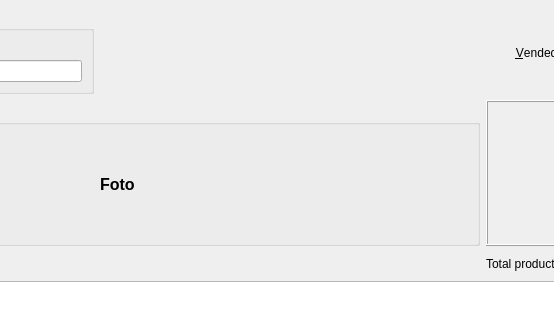
Before: the Qt Designer form tpv.ui in Ladis72/tienda, drawn with Qt 5; both pictures show x 503 to 1057 and y 0 to 320 of the 1160 by 586 pixel window.
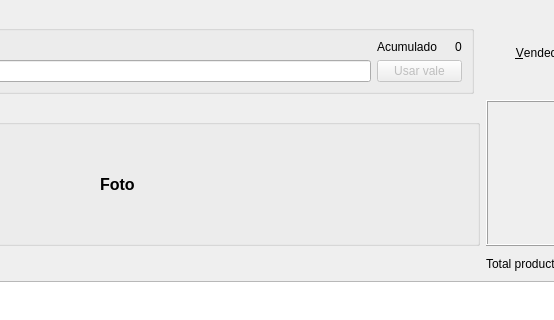
After: the same form once the commit is applied.

Commit message: Boton vales (sin efecto)

```diff
--- a/tpv.ui
+++ b/tpv.ui
@@ -23,19 +23,6 @@
    <string>TPV</string>
   </property>
   <layout class="QGridLayout" name="gridLayout_3">
-   <item row="0" column="2">
-    <spacer name="horizontalSpacer">
-     <property name="orientation">
-      <enum>Qt::Horizontal</enum>
-     </property>
-     <property name="sizeHint" stdset="0">
-      <size>
-       <width>40</width>
-       <height>20</height>
-      </size>
-     </property>
-    </spacer>
-   </item>
    <item row="0" column="1">
     <widget class="QGroupBox" name="groupBox_cliente">
      <property name="maximumSize">
@@ -48,19 +35,6 @@
       <string>Datos del cliente</string>
      </property>
      <layout class="QGridLayout" name="gridLayout_2">
-      <item row="0" column="0">
-       <widget class="QLabel" name="label_cod_cliente">
-        <property name="text">
-         <string>Cod.</string>
-        </property>
-        <property name="buddy">
-         <cstring>lineEdit_cod_cliente</cstring>
-        </property>
-       </widget>
-      </item>
-      <item row="1" column="2">
-       <widget class="QLineEdit" name="lineEdit_nobre_cliente"/>
-      </item>
       <item row="0" column="2">
        <widget class="QLabel" name="label_nombr_cliente">
         <property name="text">
@@ -71,6 +45,23 @@
         </property>
        </widget>
       </item>
+      <item row="0" column="6">
+       <widget class="QLabel" name="labelVale">
+        <property name="text">
+         <string>0</string>
+        </property>
+       </widget>
+      </item>
+      <item row="0" column="0">
+       <widget class="QLabel" name="label_cod_cliente">
+        <property name="text">
+         <string>Cod.</string>
+        </property>
+        <property name="buddy">
+         <cstring>lineEdit_cod_cliente</cstring>
+        </property>
+       </widget>
+      </item>
       <item row="1" column="0">
        <widget class="QLineEdit" name="lineEdit_cod_cliente">
         <property name="maximumSize">
@@ -84,6 +75,26 @@
         </property>
        </widget>
       </item>
+      <item row="1" column="2">
+       <widget class="QLineEdit" name="lineEdit_nobre_cliente"/>
+      </item>
+      <item row="0" column="3">
+       <widget class="QLabel" name="labelAcumulado">
+        <property name="text">
+         <string>Acumulado</string>
+        </property>
+       </widget>
+      </item>
+      <item row="1" column="3" colspan="4">
+       <widget class="QPushButton" name="pushButtonVale">
+        <property name="enabled">
+         <bool>false</bool>
+        </property>
+        <property name="text">
+         <string>Usar vale</string>
+        </property>
+       </widget>
+      </item>
      </layout>
     </widget>
    </item>
```
The commit also changes 4 other files.
